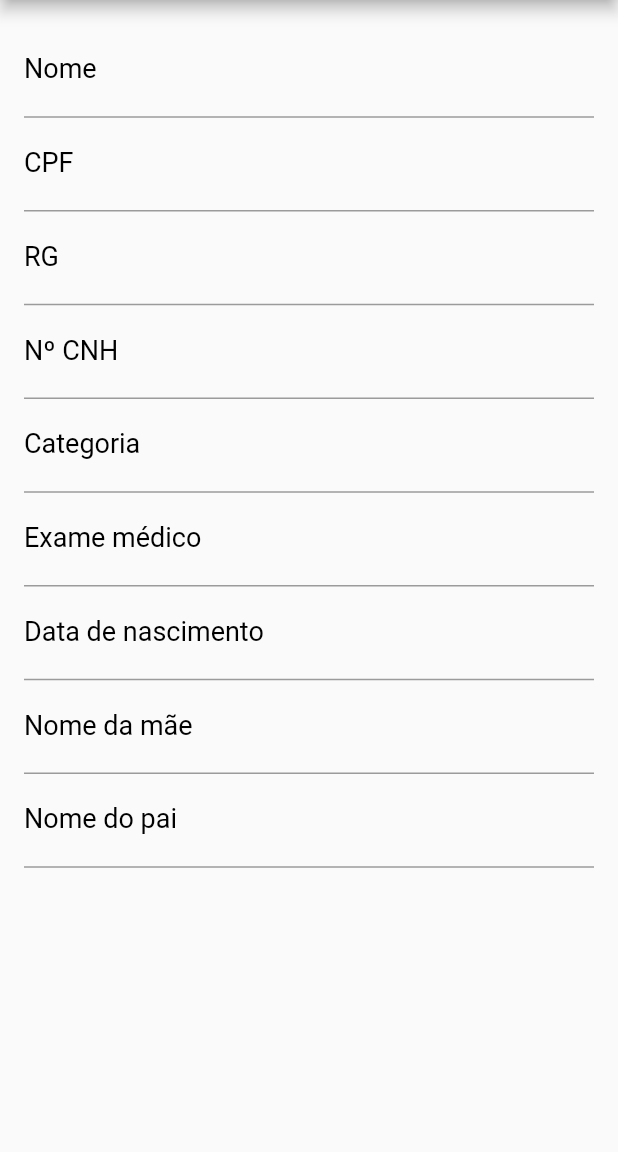
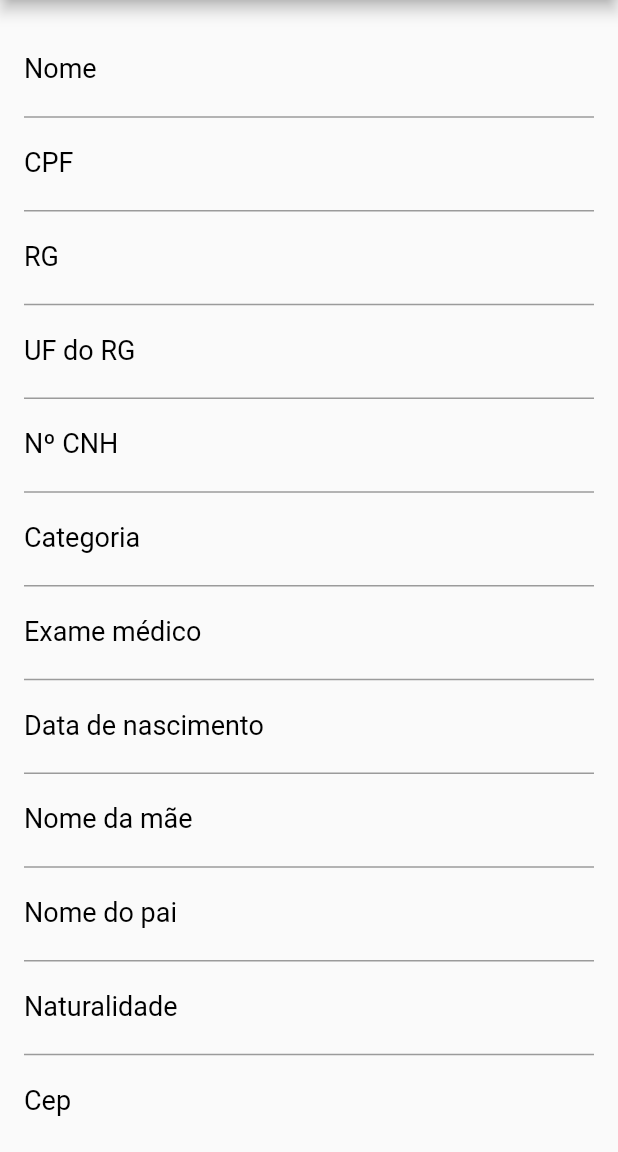
Before and after one commit to matheusneriss/aplicativo-boletim, a Flutter app: the CadastroPessoa screen opened by its route, on a phone screen of 412 x 824 dp, the part 84-1236 px from its top. Run offline on Flutter 3.47's test engine with Material 2 defaults, Android fonts, the phone set to English and light mode, and no system bars; our stand-ins replace cloud_firestore, firebase_auth, firebase_core, firebase_storage, image_picker, mask_text_input_formatter; accounts and stored records are empty.

Commit message:
äjustes

```diff
--- a/lib/telas/AbaViaturas.dart
+++ b/lib/telas/AbaViaturas.dart
@@ -16,6 +16,7 @@ class _AbaViaturasState extends State<AbaViaturas> {
 
     List<Viatura> _listaViaturas = [];
 
+
     for (DocumentSnapshot item in querySnapshot.docs) {
       var dados = item.data() as Map<String, dynamic>;
       Viatura viatura = Viatura();
@@ -28,6 +29,8 @@ class _AbaViaturasState extends State<AbaViaturas> {
     }
     return _listaViaturas;
   }
+
+
 
   @override
   Widget build(BuildContext context) {
--- a/lib/telas/CadastroPessoa.dart
+++ b/lib/telas/CadastroPessoa.dart
@@ -1,7 +1,6 @@
 import 'package:cloud_firestore/cloud_firestore.dart';
 import 'package:flutter/material.dart';
 import 'package:flutter/services.dart';
-
 import '../model/Viatura.dart';
 
 class CadastroPessoa extends StatefulWidget {
@@ -19,6 +18,7 @@ class UpperCaseTextFormatter extends TextInputFormatter {
   }
 }
 class _CadastroPessoaState extends State<CadastroPessoa> {
+
   TextEditingController _controllerDatanascimento = TextEditingController();
   TextEditingController _controllerCor = TextEditingController();
   TextEditingController _controllerNome = TextEditingController();
@@ -37,67 +37,13 @@ class _CadastroPessoaState extends State<CadastroPessoa> {
   TextEditingController _controllerNumcnh = TextEditingController();
   TextEditingController _controllerCatcnh = TextEditingController();
   TextEditingController _controllerExamecnh = TextEditingController();
-  TextEditingController _controllerNumregistro = TextEditingController();
   TextEditingController _controllerTelefone = TextEditingController();
   TextEditingController _controllerCelular = TextEditingController();
   TextEditingController _controllerMunicipio = TextEditingController();
   TextEditingController _controllerEstadoNascimento = TextEditingController();
   String _mensagemErro = "";
 
-
-  // _validarCampos(){
-  //
-  //   //recuperar dados dos campos
-  //   String marca = _controllerMarca.text;
-  //   String modelo = _controllerModelo.text;
-  //   String numeroviatura = _controllerNumeroviatura.text;
-  //   String placa = _controllerPlaca.text;
-  //
-  //   if(marca.isNotEmpty){
-  //     if(modelo.isNotEmpty){
-  //       if(numeroviatura.isNotEmpty){
-  //         if(placa.isNotEmpty){
-  //           setState((){
-  //             _mensagemErro = "";
-  //           });
-  //
-  //           Viatura viatura = Viatura();
-  //           viatura.placa = placa;
-  //           viatura.numeroviatura = numeroviatura;
-  //           viatura.modelo = modelo;
-  //           viatura.marca = marca;
-  //
-  //           _cadastrarViatura(viatura);
-  //         }else{
-  //
-  //           setState((){
-  //             _mensagemErro = "Preencha o campo Placa";
-  //           });
-  //
-  //         }
-  //
-  //       }else{
-  //         setState((){
-  //           _mensagemErro = "Preencha o campo Número da viatura";
-  //         });
-  //
-  //       }
-  //
-  //     }else{
-  //       setState((){
-  //         _mensagemErro = "Preencha o campo Modelo";
-  //       });
-  //
-  //     }
-  //
-  //   }else{
-  //     setState((){
-  //       _mensagemErro = "Preencha o campo Marca";
-  //     });
-  //   }
-  // }
-
-  _cadastrarViatura(Viatura viatura){
+  _cadastrarPessoa(Viatura viatura){
     FirebaseFirestore db = FirebaseFirestore.instance;
     db.collection("Viaturas")
         .add(viatura.toMap());
@@ -238,6 +184,26 @@ class _CadastroPessoaState extends State<CadastroPessoa> {
             ),
           ),
           TextFormField(
+            controller: _controllerUfrg,
+            keyboardType: TextInputType.number,
+            style: TextStyle(
+              color: Color(0xFF092757),
+              fontSize: 18,
+            ),
+            decoration: InputDecoration(
+              labelText: "UF do RG",
+              labelStyle: TextStyle(
+                color: Colors.black,
+                fontSize: 18,
+              ),
+              hintText: "Digite o UF do RG",
+              hintStyle: TextStyle(
+                color: Colors.black,
+                fontSize: 18,
+              ),
+            ),
+          ),
+          TextFormField(
             controller: _controllerNumcnh,
             keyboardType: TextInputType.number,
             style: TextStyle(
@@ -298,7 +264,7 @@ class _CadastroPessoaState extends State<CadastroPessoa> {
           ),
           TextFormField(
             controller: _controllerDatanascimento,
-            keyboardType: TextInputType.number,
+            keyboardType: TextInputType.datetime,
             style: TextStyle(
               color: Color(0xFF092757),
               fontSize: 18,
@@ -356,6 +322,146 @@ class _CadastroPessoaState extends State<CadastroPessoa> {
               ),
             ),
           ),
+          TextFormField(
+            controller: _controllerNaturalidade,
+            keyboardType: TextInputType.text,
+            style: TextStyle(
+              color: Color(0xFF092757),
+              fontSize: 18,
+            ),
+            decoration: InputDecoration(
+              labelText: "Naturalidade",
+              labelStyle: TextStyle(
+                color: Colors.black,
+                fontSize: 18,
+              ),
+              hintText: "Digite a naturalidade",
+              hintStyle: TextStyle(
+                color: Colors.black,
+                fontSize: 18,
+              ),
+            ),
+          ),
+          TextFormField(
+            controller: _controllerCep,
+            keyboardType: TextInputType.number,
+            style: TextStyle(
+              color: Color(0xFF092757),
+              fontSize: 18,
+            ),
+            decoration: InputDecoration(
+              labelText: "Cep",
+              labelStyle: TextStyle(
+                color: Colors.black,
+                fontSize: 18,
+              ),
+              hintText: "Digite o cep",
+              hintStyle: TextStyle(
+                color: Colors.black,
+                fontSize: 18,
+              ),
+            ),
+          ),
+          TextFormField(
+            controller: _controllerLogradouro,
+            keyboardType: TextInputType.text,
+            style: TextStyle(
+              color: Color(0xFF092757),
+              fontSize: 18,
+            ),
+            decoration: InputDecoration(
+              labelText: "Logradouro",
+              labelStyle: TextStyle(
+                color: Colors.black,
+                fontSize: 18,
+              ),
+              hintText: "Digite o logradouro",
+              hintStyle: TextStyle(
+                color: Colors.black,
+                fontSize: 18,
+              ),
+            ),
+          ),
+          TextFormField(
+            controller: _controllerBairro,
+            keyboardType: TextInputType.text,
+            style: TextStyle(
+              color: Color(0xFF092757),
+              fontSize: 18,
+            ),
+            decoration: InputDecoration(
+              labelText: "Bairro",
+              labelStyle: TextStyle(
+                color: Colors.black,
+                fontSize: 18,
+              ),
+              hintText: "Digite o Bairro",
+              hintStyle: TextStyle(
+                color: Colors.black,
+                fontSize: 18,
+              ),
+            ),
+          ),
+          TextFormField(
+            controller: _controllerNumero,
+            keyboardType: TextInputType.text,
+            style: TextStyle(
+              color: Color(0xFF092757),
+              fontSize: 18,
+            ),
+            decoration: InputDecoration(
+              labelText: "Número",
+              labelStyle: TextStyle(
+                color: Colors.black,
+                fontSize: 18,
+              ),
+              hintText: "Digite o Número",
+              hintStyle: TextStyle(
+                color: Colors.black,
+                fontSize: 18,
+              ),
+            ),
+          ),
+          TextFormField(
+            controller: _controllerUf,
+            keyboardType: TextInputType.text,
+            style: TextStyle(
+              color: Color(0xFF092757),
+              fontSize: 18,
+            ),
+            decoration: InputDecoration(
+              labelText: "Uf",
+              labelStyle: TextStyle(
+                color: Colors.black,
+                fontSize: 18,
+              ),
+              hintText: "Digite o uf",
+              hintStyle: TextStyle(
+                color: Colors.black,
+                fontSize: 18,
+              ),
+            ),
+          ),
+          TextFormField(
+            controller: _controllerTelefone,
+            keyboardType: TextInputType.number,
+            style: TextStyle(
+              color: Color(0xFF092757),
+              fontSize: 18,
+            ),
+            decoration: InputDecoration(
+              labelText: "Telefone",
+              labelStyle: TextStyle(
+                color: Colors.black,
+                fontSize: 18,
+              ),
+              hintText: "Digite o Telefone",
+              hintStyle: TextStyle(
+                color: Colors.black,
+                fontSize: 18,
+              ),
+            ),
+          ),
           Padding(
             padding: EdgeInsets.only(top: 16),
             child: Center(
@@ -369,4 +475,5 @@ class _CadastroPessoaState extends State<CadastroPessoa> {
       ),
     );
   }
+
 }
--- a/lib/telas/PainelComandante.dart
+++ b/lib/telas/PainelComandante.dart
@@ -1,6 +1,7 @@
 import 'package:cloud_firestore/cloud_firestore.dart';
 import 'package:firebase_auth/firebase_auth.dart';
 import 'package:flutter/material.dart';
+import 'package:gcm_app/model/Viatura.dart';
 
 class PainelComandante extends StatefulWidget {
   const PainelComandante({Key? key}) : super(key: key);
@@ -35,12 +36,16 @@ class _PainelComandanteState extends State<PainelComandante> {
 
   }
 
+
+
+
   _recuperarDadosUsuario() async {
     FirebaseAuth auth = FirebaseAuth.instance;
     FirebaseFirestore db = FirebaseFirestore.instance;
 
     User? usuarioLogado = await auth.currentUser;
     DocumentSnapshot snapshot = await db.collection("Guardas").doc(usuarioLogado!.uid).get();
+
 
     dynamic dados = snapshot.data();
     _controllerNome.text = dados["nome"];
@@ -169,6 +174,32 @@ class _PainelComandanteState extends State<PainelComandante> {
             ]
         ),
       ),
+      body:  Container(
+        padding: EdgeInsets.all(10.0),
+        child: Center(
+          child: Column(
+            children: <Widget>[
+              Card(
+                color: Color(0xFF092757),
+                child: Container(
+                  padding: EdgeInsets.all(20.0),
+                  child: Column(
+                    children: <Widget>[
+                      Image.network(
+                          "https://www.ubatuba.sp.gov.br/wp-content/uploads/sites/2/2021/02/Viatura-GCM-2-770x433.jpeg"),
+                      Divider(),
+
+                Text('Total de viaturas: ' + '',
+                        style: TextStyle(color: Colors.white,fontSize: 20),
+                      )
+                    ],
+                  ),
+                ),
+              ),
+            ],
+          ),
+        ),
+      ),
     );
   }
 }
--- a/pubspec.yaml
+++ b/pubspec.yaml
@@ -43,6 +43,7 @@ dependencies:
   firebase_storage: ^10.2.16
   mask_text_input_formatter: ^2.3.0
   via_cep_flutter: ^0.2.2
+  search_cep: ^4.0.0+1
 
 
 
```
Also changed, not shown: pubspec.lock.
